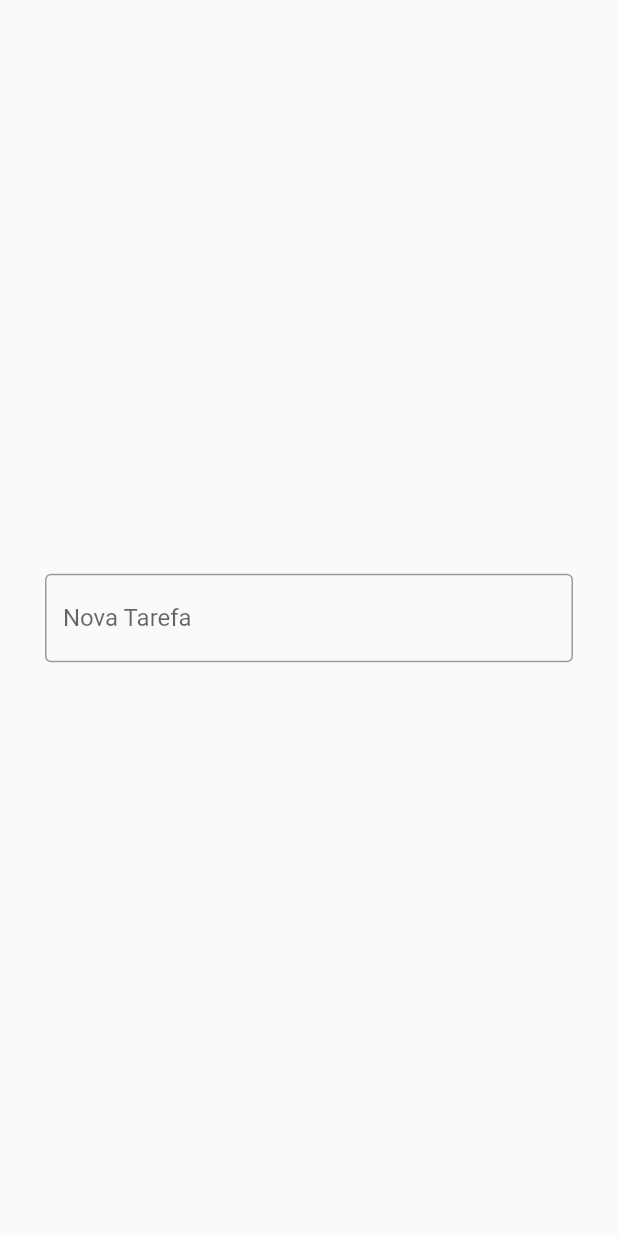
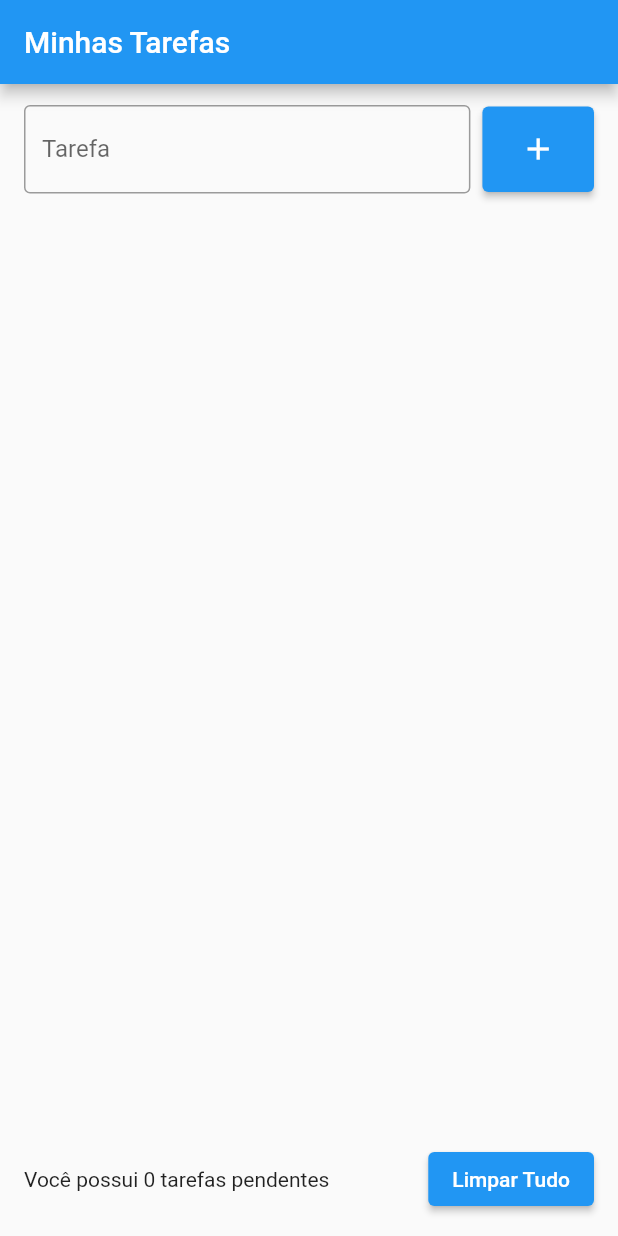
Before and after one commit to cauamistura/flutter-curso, a Flutter app: the screen it shows after launch, on a phone screen of 412 x 824 dp. Run offline on Flutter 3.47's test engine with Material 2 defaults, Android fonts, the phone set to English and light mode, and no system bars.

Commit message:
app task 1.1

```diff
--- a/apps/app_tasks/lib/main.dart
+++ b/apps/app_tasks/lib/main.dart
@@ -10,7 +10,7 @@ class MyApp extends StatelessWidget {
 
   @override
   Widget build(BuildContext context) {
-    return const MaterialApp(
+    return const  MaterialApp(
       home: TodoListPage(),
     );
   }
--- a/apps/app_tasks/lib/pages/todo_list_page.dart
+++ b/apps/app_tasks/lib/pages/todo_list_page.dart
@@ -1,20 +1,93 @@
 import 'package:flutter/material.dart';
 
-class TodoListPage extends StatelessWidget {
-  const TodoListPage({super.key});
+class TodoListPage extends StatefulWidget {
+  const TodoListPage({Key? key}) : super(key: key);
+
+  @override
+  State<TodoListPage> createState() => _TodoListPageState();
+}
+
+class _TodoListPageState extends State<TodoListPage> {
+  final TextEditingController _taskController = TextEditingController();
+  List<String> tasks = [];
 
   @override
   Widget build(BuildContext context) {
-    return const Scaffold(
-      body: Center(
-        child: Padding(
-          padding: EdgeInsets.all(30),
-          child: TextField(
-            decoration: InputDecoration(
-              labelText: 'Nova Tarefa',
-              border: OutlineInputBorder(),
+    return Scaffold(
+      appBar: AppBar(
+        title: const Text('Minhas Tarefas'),
+      ),
+      body: Padding(
+        padding: const EdgeInsets.symmetric(horizontal: 16, vertical: 14),
+        child: Column(
+          mainAxisAlignment: MainAxisAlignment.spaceBetween,
+          children: [
+            Column(
+              children: [
+                Row(
+                  children: [
+                    Expanded(
+                      flex: 4,
+                      child: TextField(
+                        controller: _taskController,
+                        decoration: const InputDecoration(
+                          border: OutlineInputBorder(),
+                          labelText: 'Tarefa',
+                          hintText: 'Ex. Nova tarefa',
+                        ),
+                      ),
+                    ),
+                    const SizedBox(width: 8),
+                    Expanded(
+                      child: ElevatedButton(
+                        style: ElevatedButton.styleFrom(
+                          padding: const EdgeInsets.all(16.5),
+                        ),
+                        onPressed: () {
+                          setState(() {
+                            tasks.add(_taskController.text);
+                          });
+                        },
+                        child: const Icon(
+                          Icons.add,
+                        ),
+                      ),
+                    ),
+                  ],
+                ),
+                ListView(
+                  shrinkWrap: true,
+                  children: [
+                    for (String task in tasks)
+                      ListTile(
+                        title: Text(task),
+                        onTap: () {
+                          print('Clicou na tarefa $task');
+                        },
+                      )
+                  ],
+                ),
+              ],
             ),
-          ),
+            Row(
+              children: [
+                Expanded(
+                  child: Text('Você possui ${tasks.length} tarefas pendentes'),
+                ),
+                const SizedBox(
+                  width: 8,
+                ),
+                ElevatedButton(
+                  onPressed: () {
+                    setState(() {
+                      tasks.clear();
+                    });
+                  },
+                  child: const Text('Limpar Tudo'),
+                ),
+              ],
+            ),
+          ],
         ),
       ),
     );
```
